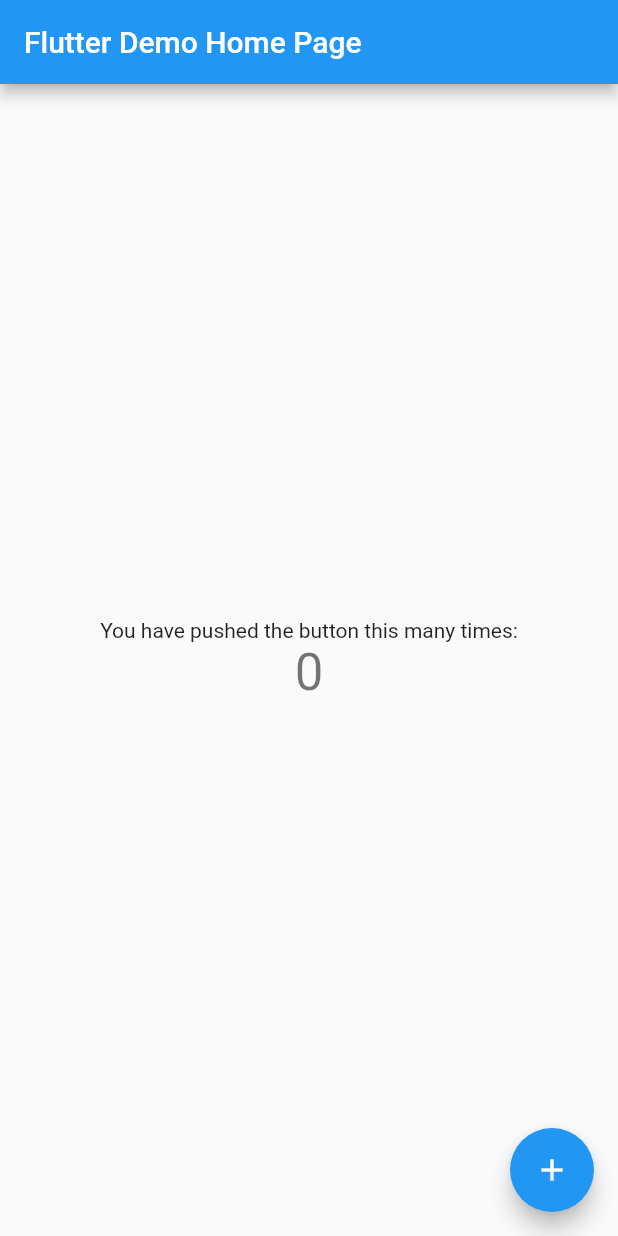
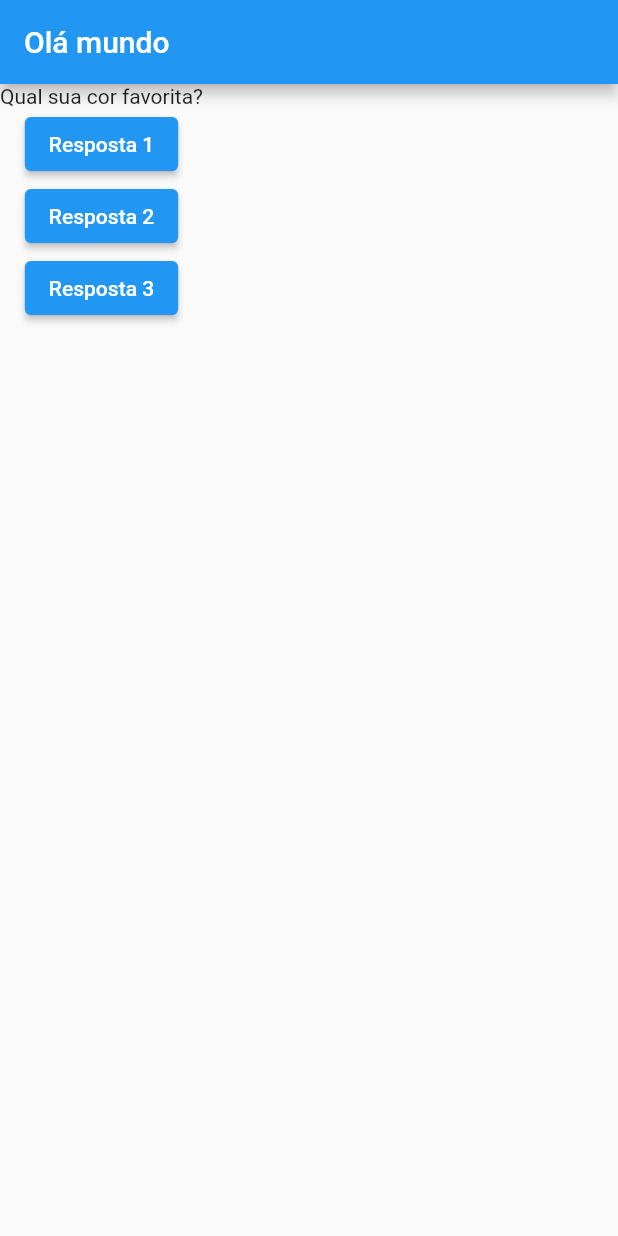
Before and after one commit to leonardoarnaud/quiz, a Flutter app: the screen it shows after launch, on a phone screen of 412 x 824 dp. Run offline on Flutter 3.47's test engine with Material 2 defaults, Android fonts, the phone set to English and light mode, and no system bars.

Commit message:
treinando atualização de estados

```diff
--- a/lib/main.dart
+++ b/lib/main.dart
@@ -1,115 +1,69 @@
 import 'package:flutter/material.dart';
 
-void main() {
-  runApp(const MyApp());
-}
+void main() => runApp(const QuizApp());
 
-class MyApp extends StatelessWidget {
-  const MyApp({Key? key}) : super(key: key);
+class QuizApp extends StatelessWidget {
+  const QuizApp({Key? key}) : super(key: key);
 
-  // This widget is the root of your application.
   @override
   Widget build(BuildContext context) {
     return MaterialApp(
-      title: 'Flutter Demo',
+      title: "Quiz",
       theme: ThemeData(
-        // This is the theme of your application.
-        //
-        // Try running your application with "flutter run". You'll see the
-        // application has a blue toolbar. Then, without quitting the app, try
-        // changing the primarySwatch below to Colors.green and then invoke
-        // "hot reload" (press "r" in the console where you ran "flutter run",
-        // or simply save your changes to "hot reload" in a Flutter IDE).
-        // Notice that the counter didn't reset back to zero; the application
-        // is not restarted.
         primarySwatch: Colors.blue,
       ),
-      home: const MyHomePage(title: 'Flutter Demo Home Page'),
+      home: const HomeWidget()
     );
   }
+
 }
 
-class MyHomePage extends StatefulWidget {
-  const MyHomePage({Key? key, required this.title}) : super(key: key);
-
-  // This widget is the home page of your application. It is stateful, meaning
-  // that it has a State object (defined below) that contains fields that affect
-  // how it looks.
-
-  // This class is the configuration for the state. It holds the values (in this
-  // case the title) provided by the parent (in this case the App widget) and
-  // used by the build method of the State. Fields in a Widget subclass are
-  // always marked "final".
-
-  final String title;
+class HomeWidget extends StatefulWidget {
+  const HomeWidget({Key? key}) : super(key: key);
 
   @override
-  State<MyHomePage> createState() => _MyHomePageState();
+  _HomeWidgetState createState() => _HomeWidgetState();
 }
 
-class _MyHomePageState extends State<MyHomePage> {
-  int _counter = 0;
+class _HomeWidgetState extends State<HomeWidget> {
 
-  void _incrementCounter() {
+  int number = 0;
+
+  final questions = [
+    'Qual sua cor favorita?',
+    'Qual animal você mais gosta?',
+    'Onde fica sua cidade?'
+  ];
+
+  void respond({int q = 0}){
     setState(() {
-      // This call to setState tells the Flutter framework that something has
-      // changed in this State, which causes it to rerun the build method below
-      // so that the display can reflect the updated values. If we changed
-      // _counter without calling setState(), then the build method would not be
-      // called again, and so nothing would appear to happen.
-      _counter++;
+      number = q;
     });
   }
 
   @override
   Widget build(BuildContext context) {
-    // This method is rerun every time setState is called, for instance as done
-    // by the _incrementCounter method above.
-    //
-    // The Flutter framework has been optimized to make rerunning build methods
-    // fast, so that you can just rebuild anything that needs updating rather
-    // than having to individually change instances of widgets.
     return Scaffold(
       appBar: AppBar(
-        // Here we take the value from the MyHomePage object that was created by
-        // the App.build method, and use it to set our appbar title.
-        title: Text(widget.title),
+          title: const Text('Olá mundo')
       ),
-      body: Center(
-        // Center is a layout widget. It takes a single child and positions it
-        // in the middle of the parent.
-        child: Column(
-          // Column is also a layout widget. It takes a list of children and
-          // arranges them vertically. By default, it sizes itself to fit its
-          // children horizontally, and tries to be as tall as its parent.
-          //
-          // Invoke "debug painting" (press "p" in the console, choose the
-          // "Toggle Debug Paint" action from the Flutter Inspector in Android
-          // Studio, or the "Toggle Debug Paint" command in Visual Studio Code)
-          // to see the wireframe for each widget.
-          //
-          // Column has various properties to control how it sizes itself and
-          // how it positions its children. Here we use mainAxisAlignment to
-          // center the children vertically; the main axis here is the vertical
-          // axis because Columns are vertical (the cross axis would be
-          // horizontal).
-          mainAxisAlignment: MainAxisAlignment.center,
-          children: <Widget>[
-            const Text(
-              'You have pushed the button this many times:',
-            ),
-            Text(
-              '$_counter',
-              style: Theme.of(context).textTheme.headline4,
-            ),
-          ],
-        ),
+      body: Column(
+        children: [
+          Text(questions[number]),
+          ElevatedButton(
+              onPressed: () => respond(q: 0) ,
+              child: const Text('Resposta 1')
+          ),
+          ElevatedButton(
+              onPressed: () => respond(q: 1) ,
+              child: const Text('Resposta 2')
+          ),
+          ElevatedButton(
+            onPressed: () => respond(q: 2) ,
+            child: const Text('Resposta 3'),
+          ),
+        ],
       ),
-      floatingActionButton: FloatingActionButton(
-        onPressed: _incrementCounter,
-        tooltip: 'Increment',
-        child: const Icon(Icons.add),
-      ), // This trailing comma makes auto-formatting nicer for build methods.
     );
   }
 }
```
